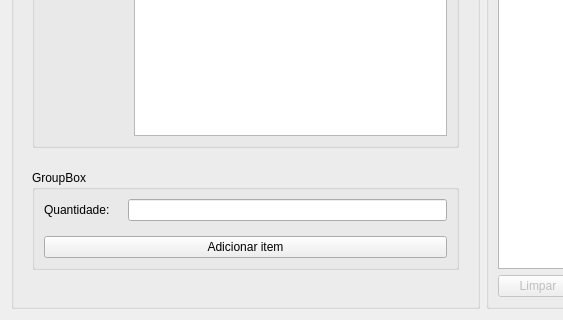
First picture: the form in ui/ui_novavenda.ui, repository adaiasreis/Projeto-MatCon, before the edit; both pictures show x 0 to 563 and y 414 to 734 of the 965 by 734 pixel window.
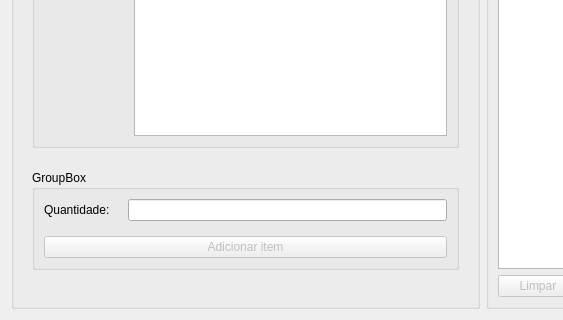
Second picture: the form after the edit.

Commit message: validação do botão Adicionar item

What changed in the file:
```diff
--- a/ui/ui_novavenda.ui
+++ b/ui/ui_novavenda.ui
@@ -264,6 +264,9 @@
                </item>
                <item>
                 <widget class="QPushButton" name="btn_add_item">
+                 <property name="enabled">
+                  <bool>false</bool>
+                 </property>
                  <property name="text">
                   <string>Adicionar item</string>
                  </property>
```
The commit also changes 2 other files.
